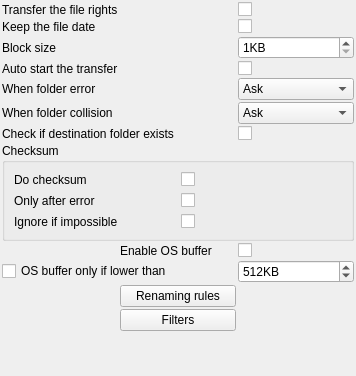
Before: the Qt Designer form plugins/CopyEngine/Ultracopier-0.3/options.ui in alphaonex86/Ultracopier, drawn with Qt 5.
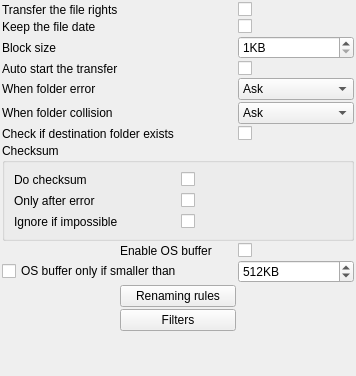
After: the same form once the commit is applied.

```diff
--- a/plugins/CopyEngine/Ultracopier-0.3/options.ui
+++ b/plugins/CopyEngine/Ultracopier-0.3/options.ui
@@ -174,7 +174,7 @@
    <item row="9" column="0" colspan="2">
     <widget class="QCheckBox" name="osBufferLimited">
      <property name="text">
-      <string>OS buffer only if lower than</string>
+      <string>OS buffer only if smaller than</string>
      </property>
     </widget>
    </item>
```
